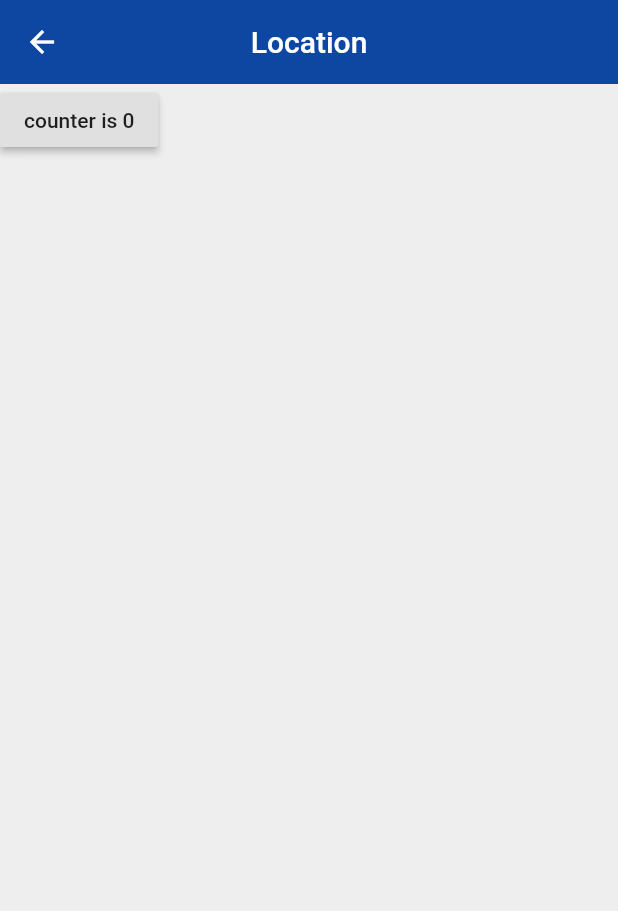
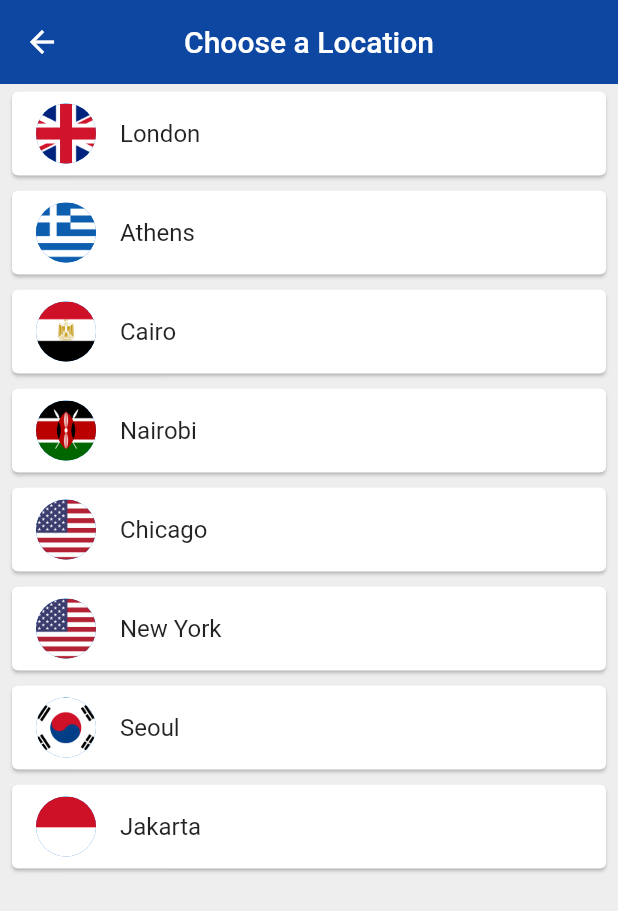
Before and after one commit to tuananh3561/flutter_learning, a Flutter app: the ChooseLocation screen opened by its route, on a phone screen of 412 x 824 dp. Shown: the top 911 px of the screen. Run offline on Flutter 3.47's test engine with Material 2 defaults, Android fonts, the light colour scheme and no system bars; our stand-ins replace flutter_spinkit; network calls fail.

Commit message:
List View Builder

```diff
--- a/lib/pages/choose_location.dart
+++ b/lib/pages/choose_location.dart
@@ -1,4 +1,5 @@
 import 'package:flutter/material.dart';
+import 'package:world_time/services/world_time.dart';
 
 class ChooseLocation extends StatefulWidget {
   const ChooseLocation({Key? key}) : super(key: key);
@@ -8,6 +9,19 @@ class ChooseLocation extends StatefulWidget {
 }
 
 class _ChooseLocationState extends State<ChooseLocation> {
+
+  List<WorldTime> locations = [
+    WorldTime(url: 'Europe/London', location: 'London', flag: 'uk.png'),
+    WorldTime(url: 'Europe/Berlin', location: 'Athens', flag: 'greece.png'),
+    WorldTime(url: 'Africa/Cairo', location: 'Cairo', flag: 'egypt.png'),
+    WorldTime(url: 'Africa/Nairobi', location: 'Nairobi', flag: 'kenya.png'),
+    WorldTime(url: 'America/Chicago', location: 'Chicago', flag: 'usa.png'),
+    WorldTime(url: 'America/New_York', location: 'New York', flag: 'usa.png'),
+    WorldTime(url: 'Asia/Seoul', location: 'Seoul', flag: 'south_korea.png'),
+    WorldTime(url: 'Asia/Jakarta', location: 'Jakarta', flag: 'indonesia.png'),
+  ];
+
+
   int counter = 0;
 
   void getData() async {
@@ -21,7 +35,6 @@ class _ChooseLocationState extends State<ChooseLocation> {
       return "121212";
     });
     print('$username - $bio');
-
   }
 
   @override
@@ -37,20 +50,27 @@ class _ChooseLocationState extends State<ChooseLocation> {
     return Scaffold(
       backgroundColor: Colors.grey[200],
       appBar: AppBar(
-        title: Text("Location"),
+        title: Text('Choose a Location'),
         centerTitle: true,
         backgroundColor: Colors.blue[900],
         elevation: 0.0,
       ),
-      body: SafeArea(
-        child: RaisedButton(
-          onPressed: () {
-            setState(() {
-              counter += 1;
-            });
-          },
-          child: Text('counter is $counter'),
-        ),
+      body: ListView.builder(
+          itemCount: locations.length,
+          itemBuilder: (context, index) {
+            return Padding(
+              padding: const EdgeInsets.symmetric(vertical: 1.0, horizontal: 4.0),
+              child: Card(
+                child: ListTile(
+                  onTap: () {},
+                  title: Text(locations[index].location),
+                  leading: CircleAvatar(
+                    backgroundImage: AssetImage('assets/${locations[index].flag}'),
+                  ),
+                ),
+              ),
+            );
+          }
       ),
     );
   }
```
Also changed, not shown: assets/egypt.png (added), assets/germany.png (added), assets/greece.png (added), assets/indonesia.png (added), assets/kenya.png (added), assets/south_korea.png (added), assets/uk.png (added), assets/usa.png (added).
